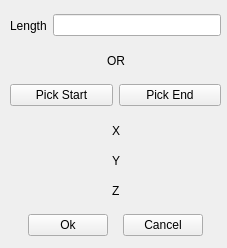
This is src/OpenParEMg/LengthInputForm.ui in OpenParEM/OpenParEM as Qt 5 draws it before an edit. The edited form follows.
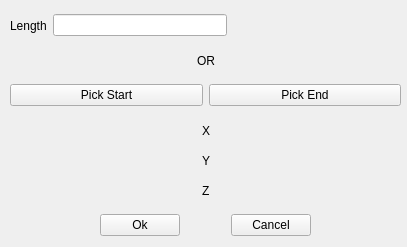
This is the edited form. Custom widgets are drawn as their Qt base class.

Commit message: updated input forms for field width and form location

```diff
--- a/src/OpenParEMg/LengthInputForm.ui
+++ b/src/OpenParEMg/LengthInputForm.ui
@@ -6,8 +6,8 @@
    <rect>
     <x>0</x>
     <y>0</y>
-    <width>227</width>
-    <height>248</height>
+    <width>407</width>
+    <height>247</height>
    </rect>
   </property>
   <property name="windowTitle">
@@ -18,7 +18,7 @@
     <rect>
      <x>10</x>
      <y>210</y>
-     <width>211</width>
+     <width>391</width>
      <height>31</height>
     </rect>
    </property>
@@ -115,7 +115,7 @@
     <rect>
      <x>10</x>
      <y>10</y>
-     <width>211</width>
+     <width>391</width>
      <height>31</height>
     </rect>
    </property>
@@ -130,6 +130,19 @@
     <item>
      <widget class="CustomLineEdit" name="lineEdit"/>
     </item>
+    <item>
+     <spacer name="horizontalSpacer_8">
+      <property name="orientation">
+       <enum>Qt::Orientation::Horizontal</enum>
+      </property>
+      <property name="sizeHint" stdset="0">
+       <size>
+        <width>40</width>
+        <height>20</height>
+       </size>
+      </property>
+     </spacer>
+    </item>
    </layout>
   </widget>
   <widget class="QWidget" name="horizontalLayoutWidget_3">
@@ -137,8 +150,8 @@
     <rect>
      <x>10</x>
      <y>50</y>
-     <width>211</width>
-     <height>21</height>
+     <width>391</width>
+     <height>22</height>
     </rect>
    </property>
    <layout class="QHBoxLayout" name="horizontalLayout_3">
@@ -182,7 +195,7 @@
     <rect>
      <x>10</x>
      <y>80</y>
-     <width>211</width>
+     <width>391</width>
      <height>31</height>
     </rect>
    </property>
@@ -214,7 +227,7 @@
     <rect>
      <x>10</x>
      <y>150</y>
-     <width>211</width>
+     <width>391</width>
      <height>22</height>
     </rect>
    </property>
@@ -259,7 +272,7 @@
     <rect>
      <x>10</x>
      <y>180</y>
-     <width>211</width>
+     <width>391</width>
      <height>22</height>
     </rect>
    </property>
@@ -304,7 +317,7 @@
     <rect>
      <x>10</x>
      <y>120</y>
-     <width>211</width>
+     <width>391</width>
      <height>22</height>
     </rect>
    </property>
@@ -349,7 +362,7 @@
     <rect>
      <x>10</x>
      <y>120</y>
-     <width>211</width>
+     <width>391</width>
      <height>22</height>
     </rect>
    </property>
@@ -388,7 +401,7 @@
     <rect>
      <x>10</x>
      <y>150</y>
-     <width>211</width>
+     <width>391</width>
      <height>22</height>
     </rect>
    </property>
@@ -427,7 +440,7 @@
     <rect>
      <x>10</x>
      <y>180</y>
-     <width>211</width>
+     <width>391</width>
      <height>22</height>
     </rect>
    </property>
```
The commit also changes 14 other files.
